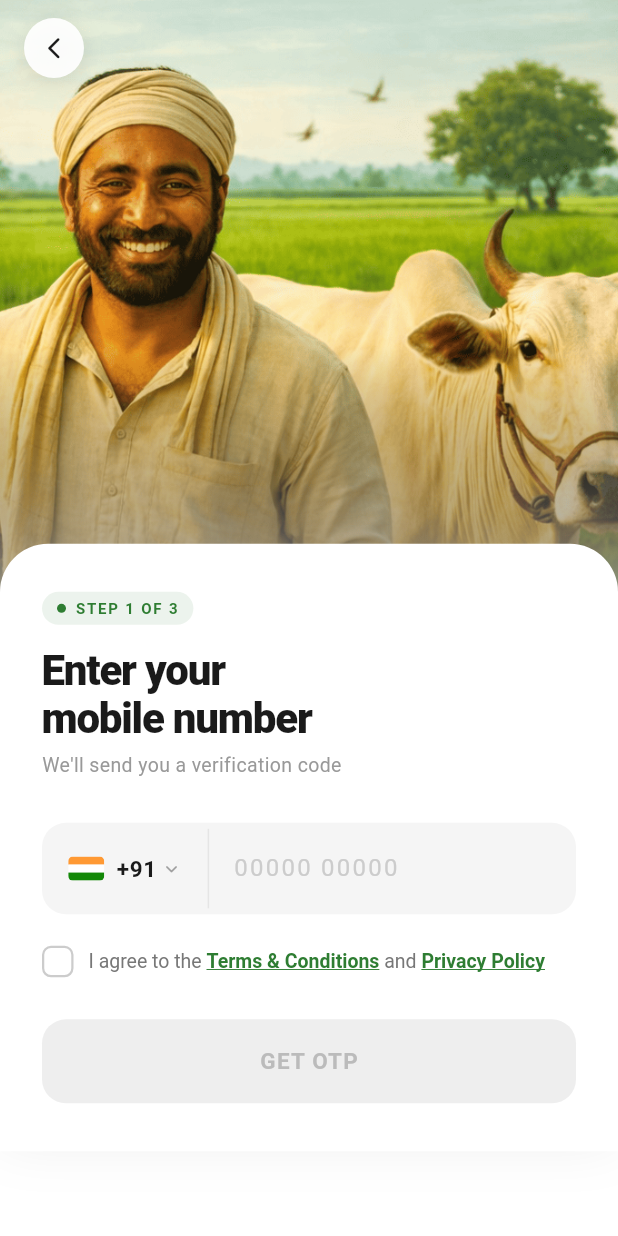
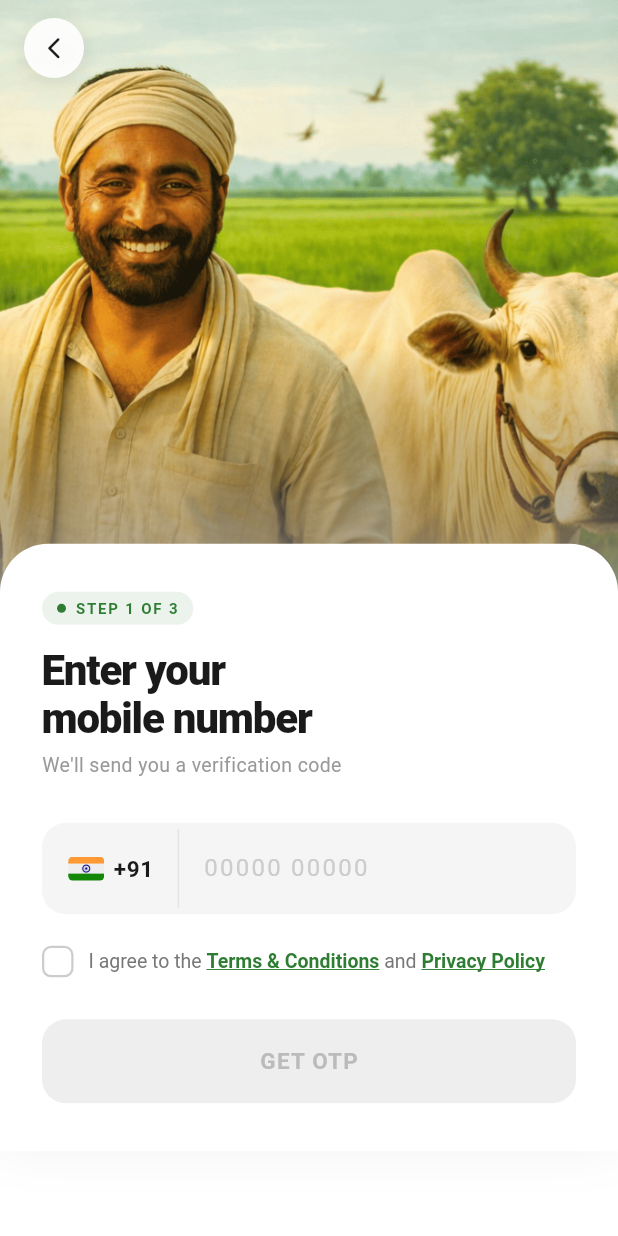
Before and after one commit to Yuga-04/Agrio, a Flutter app: the PhoneEntryScreen screen opened by its route, on a phone screen of 412 x 824 dp. Run offline on Flutter 3.47's test engine with Material 3 defaults, Android fonts, the phone set to English and light mode, and no system bars; our stand-ins replace shared_preferences; accounts and stored records are empty.

Commit message:
Upto Language setup and UI change

```diff
--- a/lib/l10n/app_localizations_ta.dart
+++ b/lib/l10n/app_localizations_ta.dart
@@ -18,7 +18,7 @@ class AppLocalizationsTa extends AppLocalizations {
   String get continueBtn => 'தொடர்க';
 
   @override
-  String get enterMobile => 'உங்கள்\nமொபைல் எண்ணை உள்ளிடுக';
+  String get enterMobile => 'மொபைல் எண்';
 
   @override
   String get otpSentMsg =>
@@ -55,7 +55,7 @@ class AppLocalizationsTa extends AppLocalizations {
   String get verifyOtp => 'OTP சரிபார்க்க';
 
   @override
-  String get oneTimeReg => 'ஒரு முறை\nபதிவு';
+  String get oneTimeReg => 'ஒரு முறை பதிவு';
 
   @override
   String get fillDetails => 'தொடங்க உங்கள் விவரங்களை நிரப்புக';
@@ -193,5 +193,5 @@ class AppLocalizationsTa extends AppLocalizations {
   String get newUser => 'புதிய பயனர்';
 
   @override
-  String get verified => 'சரிபார்க்கப்பட்டது';
+  String get verified => 'உறுதி';
 }
--- a/lib/l10n/app_ta.arb
+++ b/lib/l10n/app_ta.arb
@@ -3,7 +3,7 @@
   "selectLanguage": "உங்கள் மொழியைத் தேர்வு செய்க",
   "changeLanguageLater": "இதை பின்னர் அமைப்புகளில் மாற்றலாம்",
   "continueBtn": "தொடர்க",
-  "enterMobile": "உங்கள்\nமொபைல் எண்ணை உள்ளிடுக",
+  "enterMobile": "மொபைல் எண்",
   "otpSentMsg": "நாங்கள் உங்களுக்கு ஒரு சரிபார்ப்பு குறியீட்டை அனுப்புவோம்",
   "agreeTerms": "நான் ஒப்புக்கொள்கிறேன் ",
   "termsLink": "விதிமுறைகள் மற்றும் நிபந்தனைகள்",
@@ -15,7 +15,7 @@
   "resendIn": "OTP மீண்டும் அனுப்பு ",
   "resendOtp": "OTP மீண்டும் அனுப்பு",
   "verifyOtp": "OTP சரிபார்க்க",
-  "oneTimeReg": "ஒரு முறை\nபதிவு",
+  "oneTimeReg": "ஒரு முறை பதிவு",
   "fillDetails": "தொடங்க உங்கள் விவரங்களை நிரப்புக",
   "fullName": "முழு பெயர்",
   "enterFullName": "உங்கள் முழு பெயரை உள்ளிடுக",
@@ -61,5 +61,5 @@
   "step2of3": "படி 2 / 3",
   "step3of3": "படி 3 / 3",
   "newUser": "புதிய பயனர்",
-  "verified": "சரிபார்க்கப்பட்டது"
+  "verified": "உறுதி"
 }
--- a/lib/screens/phone_entry_screen.dart
+++ b/lib/screens/phone_entry_screen.dart
@@ -562,8 +562,16 @@ class _PhoneField extends StatelessWidget {
        child: Row(
   mainAxisSize: MainAxisSize.min,
   children: [
-                _IndianFlag(),
-                const SizedBox(width: 8),
+    ClipRRect(
+      borderRadius: BorderRadius.circular(3),
+      child: Image.asset(
+        "assets/india.png",
+        width: 24,
+        height: 16,
+        fit: BoxFit.cover,
+      ),
+    ),
+    const SizedBox(width: 6),
     const Text(
       '+91',
       style: TextStyle(
@@ -573,15 +581,8 @@ class _PhoneField extends StatelessWidget {
         letterSpacing: 0.5,
       ),
     ),
-                const SizedBox(width: 2),
-                Icon(
-                  Icons.keyboard_arrow_down_rounded,
-                  size: 16,
-                  color: const Color(0xFF1A1A1A).withOpacity(0.4),
-                ),
   ],
-            ),
-          ),
+),    ),
           // Number input
           Expanded(
             child: TextField(
@@ -736,7 +737,7 @@ class _TermsRow extends StatelessWidget {
 // ─────────────────────────────────────────────────────────────────────────────
 // INDIAN FLAG
 // ─────────────────────────────────────────────────────────────────────────────
-class _IndianFlag extends StatelessWidget {
+class IndianFlag extends StatelessWidget {
   @override
   Widget build(BuildContext context) {
     return ClipRRect(
```
Also changed, not shown: assets/india.png (added), assets/ocean_background.png (deleted). Lines whose indentation alone changed are shown as unchanged.
